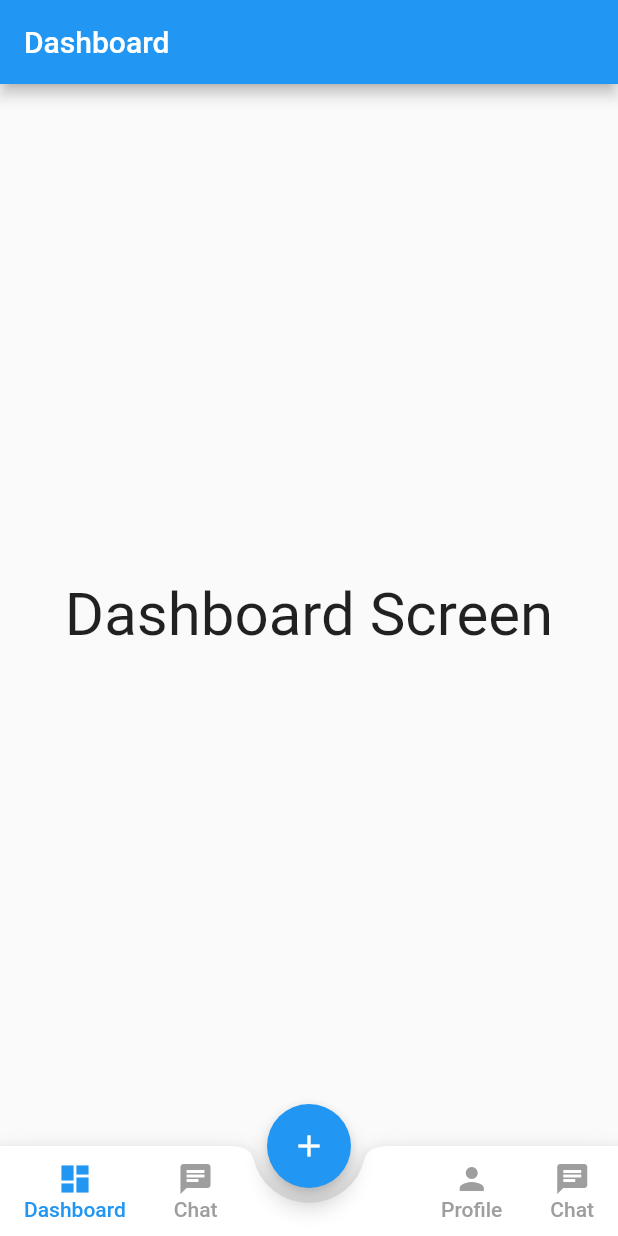
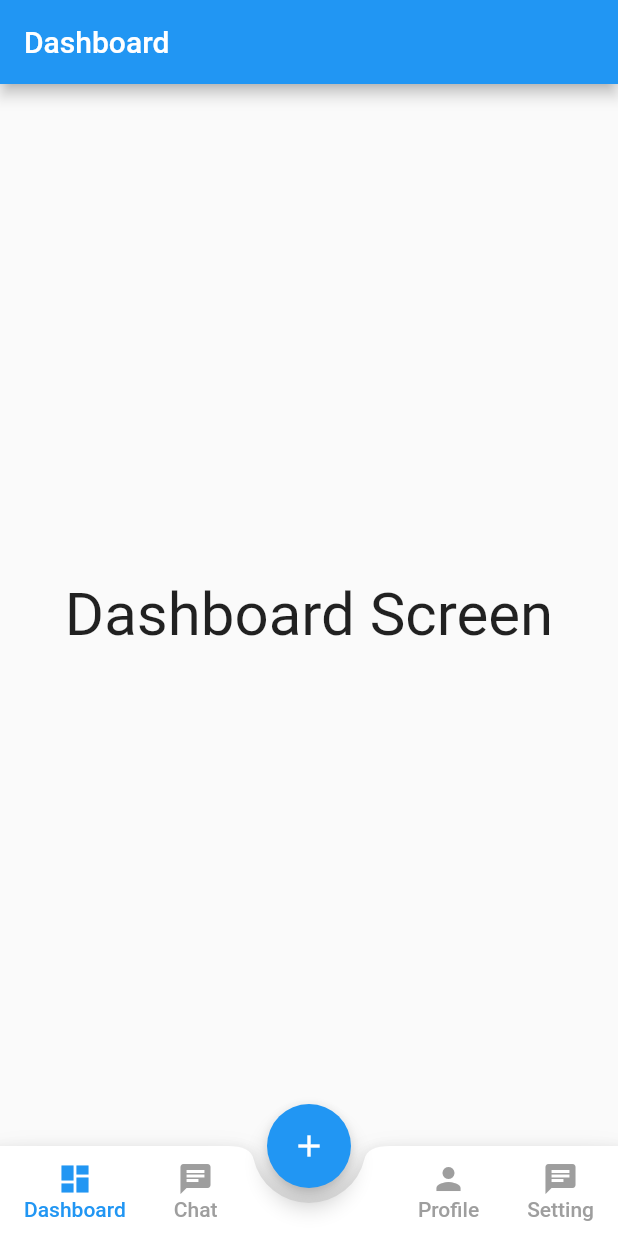
Before and after one commit to janepark423/tab_bar_view_flutter, a Flutter app: the screen it shows after launch, on a phone screen of 412 x 824 dp. Run offline on Flutter 3.47's test engine with Material 2 defaults, Android fonts, the phone set to English and light mode, and no system bars.

```diff
--- a/lib/home.dart
+++ b/lib/home.dart
@@ -124,8 +124,8 @@ class _HomeState extends State<Home> {
                     minWidth: 40,
                     onPressed: (){
                       setState(() {
-                        currentScreen = Chat();
-                        currentTab=1;
+                        currentScreen = Setting();
+                        currentTab=3;
                       });
                     },
                     child:Column(
@@ -133,11 +133,11 @@ class _HomeState extends State<Home> {
                       children: [
                         Icon(
                           Icons.chat,
-                          color: currentTab == 1? Colors.blue: Colors.grey,
+                          color: currentTab == 3? Colors.blue: Colors.grey,
                         ),
                         Text(
-                          'Chat',
-                          style: TextStyle(color: currentTab == 1? Colors.blue: Colors.grey),
+                          'Setting',
+                          style: TextStyle(color: currentTab == 3? Colors.blue: Colors.grey),
                         )
                       ],
                     )
```
